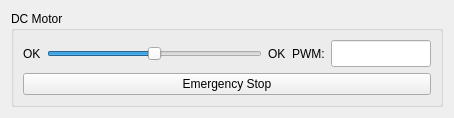
Above: QDCController/qdcwidget.ui from krkruk/QDCMotorController before the change. Below: the same form after it.
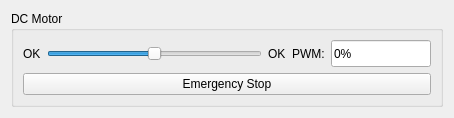
That is the form after the change.

Commit message: * Added event for limit switches * Added cleaning up gui after disconnecting * Reduced characters in json keys

Diff of the .ui file:
```diff
--- a/QDCController/qdcwidget.ui
+++ b/QDCController/qdcwidget.ui
@@ -78,6 +78,9 @@
               <height>50</height>
              </size>
             </property>
+            <property name="text">
+             <string>0%</string>
+            </property>
            </widget>
           </item>
          </layout>
```
The commit also changes 6 other files.
